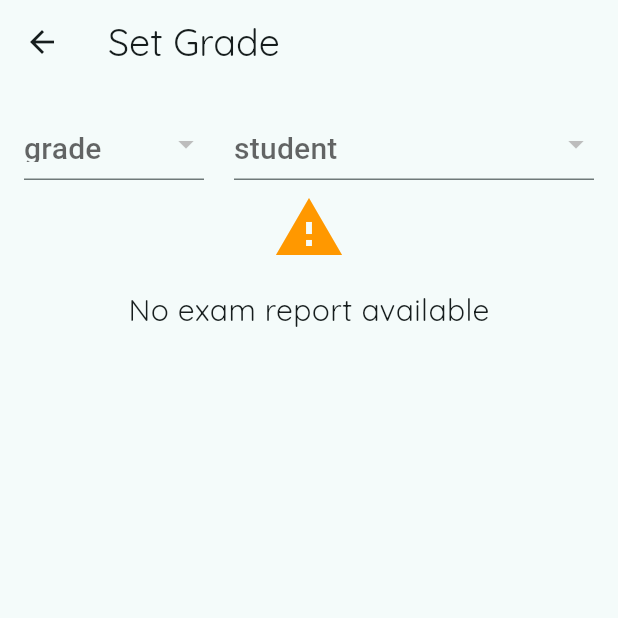
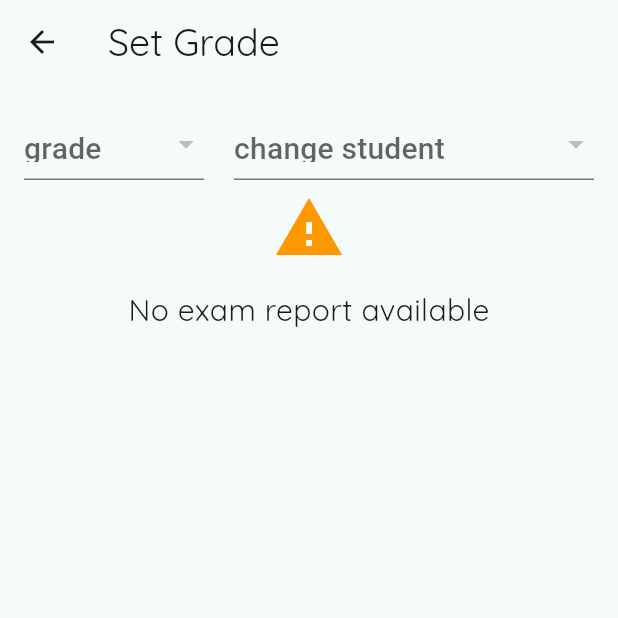
Before and after one commit to mkpete/Shulea-App-v1, a Flutter app: the MystudentDataScreen screen opened directly with empty values, on a phone screen of 412 x 824 dp, the top half of it. Run offline on Flutter 3.47's test engine with Material 3 defaults, Android fonts, the phone set to English and light mode, and no system bars; our stand-ins replace fl_chart, font_awesome_flutter, google_fonts, jwt_decoder, shared_preferences; accounts and stored records are empty; network calls fail.

Commit message:
initial commit

```diff
--- a/lib/screens/student_progress_data.dart
+++ b/lib/screens/student_progress_data.dart
@@ -103,7 +103,7 @@ class _MystudentDataScreenState extends State<MystudentDataScreen> {
                             flex: 2,
                             child: DropdownButtonFormField<Student>(
                               hint: const Text(
-                                "student",
+                                "change student",
                                 style: TextStyle(fontSize: 20),
                               ),
                               items: students.map((Student student) {
```
